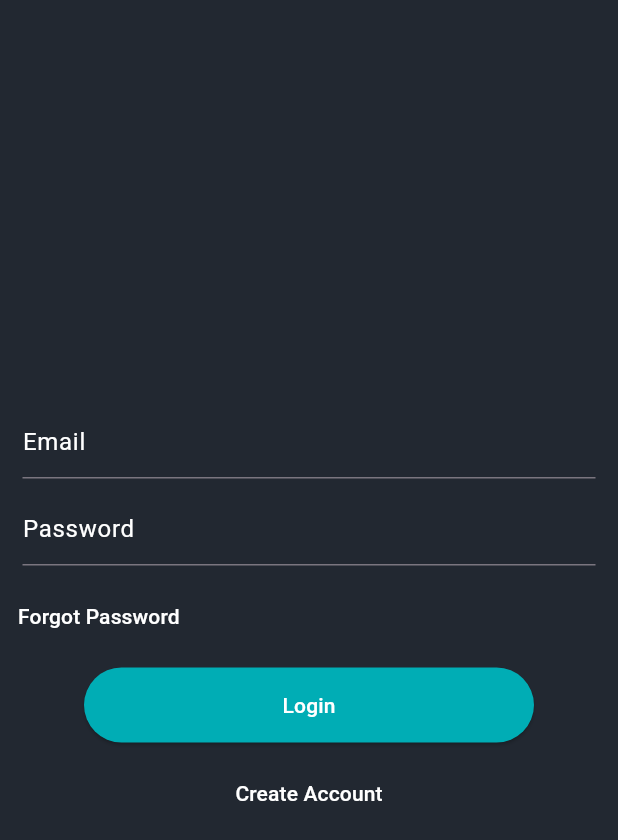
After one commit to fwdAndroid/truecrime, a Flutter app: the SignInEmail screen opened directly, on a phone screen of 412 x 824 dp. The commit adds this screen. Shown: the top 840 px of the screen. Run offline on Flutter 3.47's test engine with Material 2 defaults, Android fonts, the phone set to English and light mode, and no system bars; our stand-ins replace social_login_buttons.

Commit message:
Email Login

```diff
--- a/lib/auth/login_page.dart
+++ b/lib/auth/login_page.dart
@@ -1,5 +1,6 @@
 import 'package:flutter/material.dart';
 import 'package:social_login_buttons/social_login_buttons.dart';
+import 'package:truecrime/auth/signin_email.dart';
 
 class LoginPage extends StatefulWidget {
   const LoginPage({super.key});
@@ -69,9 +70,15 @@ class _LoginPageState extends State<LoginPage> {
           SizedBox(
             height: 20,
           ),
-          Container(
-              margin: EdgeInsets.only(left: 12, right: 12),
-              child: Image.asset("assets/btn.png"))
+          InkWell(
+            onTap: () {
+              Navigator.push(context,
+                  MaterialPageRoute(builder: (builder) => SignInEmail()));
+            },
+            child: Container(
+                margin: EdgeInsets.only(left: 12, right: 12),
+                child: Image.asset("assets/btn.png")),
+          )
         ],
       ),
     );
--- /dev/null
+++ b/lib/auth/signin_email.dart
@@ -0,0 +1,79 @@
+import 'package:flutter/material.dart';
+
+class SignInEmail extends StatefulWidget {
+  const SignInEmail({super.key});
+
+  @override
+  State<SignInEmail> createState() => _SignInEmailState();
+}
+
+class _SignInEmailState extends State<SignInEmail> {
+  @override
+  Widget build(BuildContext context) {
+    return Scaffold(
+      backgroundColor: Color(0xff222831),
+      body: Column(
+        crossAxisAlignment: CrossAxisAlignment.center,
+        mainAxisAlignment: MainAxisAlignment.center,
+        children: [
+          Container(
+            margin: EdgeInsets.only(left: 15, right: 15),
+            child: TextFormField(
+              style: TextStyle(color: Colors.white),
+              decoration: InputDecoration(
+                  hintText: "Email", hintStyle: TextStyle(color: Colors.white)),
+            ),
+          ),
+          SizedBox(
+            height: 10,
+          ),
+          Container(
+            margin: EdgeInsets.only(left: 15, right: 15),
+            child: TextFormField(
+              style: TextStyle(color: Colors.white),
+              decoration: InputDecoration(
+                  hintText: "Password",
+                  hintStyle: TextStyle(color: Colors.white)),
+            ),
+          ),
+          SizedBox(
+            height: 10,
+          ),
+          Align(
+            alignment: Alignment.topLeft,
+            child: TextButton(
+                onPressed: () {},
+                child: Text(
+                  "Forgot Password",
+                  style: TextStyle(color: Colors.white),
+                )),
+          ),
+          SizedBox(
+            height: 10,
+          ),
+          ElevatedButton(
+            onPressed: () {},
+            child: Text(
+              "Login",
+              style: TextStyle(color: Colors.white),
+            ),
+            style: ElevatedButton.styleFrom(
+                backgroundColor: Color(0xff00ADB5), fixedSize: Size(300, 50)),
+          ),
+          SizedBox(
+            height: 10,
+          ),
+          Align(
+            alignment: Alignment.center,
+            child: TextButton(
+                onPressed: () {},
+                child: Text(
+                  "Create Account",
+                  style: TextStyle(color: Colors.white),
+                )),
+          ),
+        ],
+      ),
+    );
+  }
+}
```
